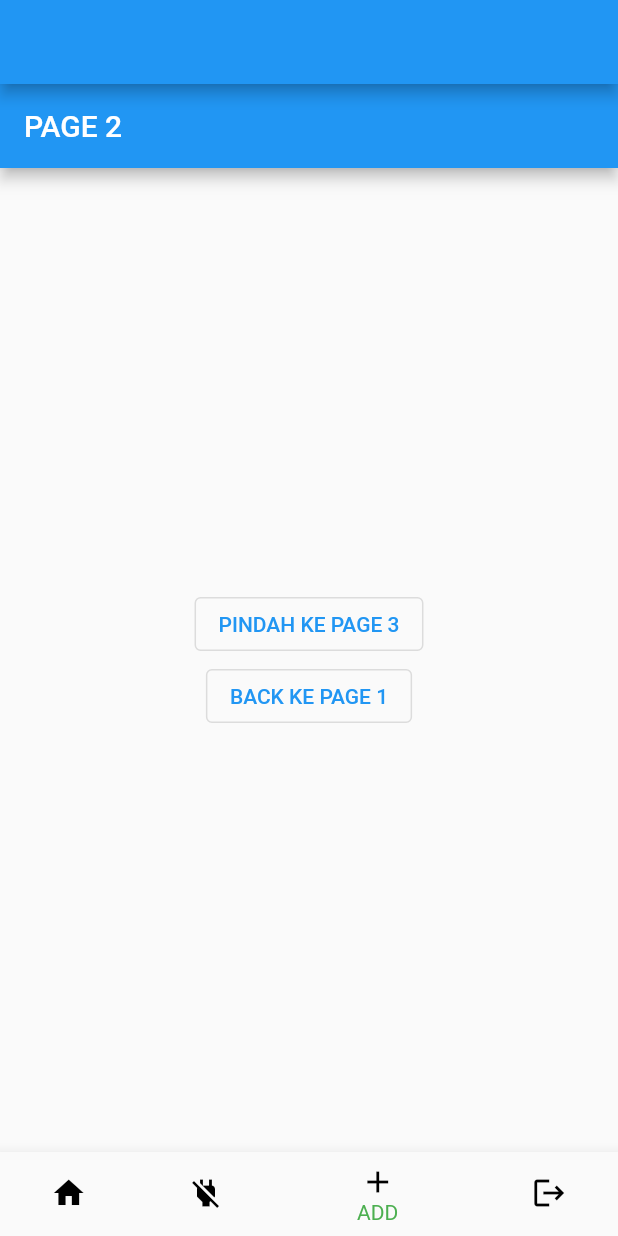
After one commit to kuldii/instagram_bootcamp, a Flutter app: the screen it shows after launch, item 3 of the bottom bar chosen, on a phone screen of 412 x 824 dp. The commit adds this screen. Run offline on Flutter 3.47's test engine with Material 2 defaults, Android fonts, the phone set to English and light mode, and no system bars; our stand-ins replace dropdown_search, get.

Commit message:
End of Commit

```diff
--- a/lib/main.dart
+++ b/lib/main.dart
@@ -1,9 +1,14 @@
+import 'package:dropdown_search/dropdown_search.dart';
 import 'package:flutter/material.dart';
 import 'package:get/get.dart';
 
 import './color.dart';
 import './widgets/profile_info.dart';
 import './controllers/ig_controller.dart';
+
+import './pages/page_1.dart';
+import './pages/page_2.dart';
+import './pages/page_3.dart';
 
 void main() {
   runApp(const MyApp());
@@ -14,8 +19,172 @@ class MyApp extends StatelessWidget {
 
   @override
   Widget build(BuildContext context) {
-    return MaterialApp(
-      home: HomePage(),
+    return GetMaterialApp(
+      home: DropDownPage(),
+      routes: {
+        PageSatu.routeName: (context) => PageSatu(),
+        PageDua.routeName: (context) => PageDua(),
+        PageTiga.routeName: (context) => PageTiga(),
+      },
+    );
+  }
+}
+
+class DropDownPage extends StatefulWidget {
+  const DropDownPage({Key? key}) : super(key: key);
+
+  @override
+  State<DropDownPage> createState() => _DropDownPageState();
+}
+
+class _DropDownPageState extends State<DropDownPage> {
+  int _selectedIndex = 0;
+
+  void _onItemTapped(int index) {
+    setState(() {
+      _selectedIndex = index;
+    });
+  }
+
+  List<Widget> _widgetOptions = [
+    Center(
+      child: Padding(
+        padding: const EdgeInsets.all(20),
+        child: DropdownSearch(
+          mode: Mode.MENU,
+          showClearButton: true,
+          items: ["Sumanto", "Panjul", "Tugimin"],
+          onChanged: (value) {},
+        ),
+      ),
+    ),
+    PageSatu(),
+    PageDua(),
+    PageTiga(),
+  ];
+
+  @override
+  Widget build(BuildContext context) {
+    return Scaffold(
+      appBar: AppBar(),
+      body: _widgetOptions.elementAt(_selectedIndex),
+      bottomNavigationBar: BottomNavigationBar(
+        backgroundColor: Colors.blue,
+        fixedColor: Colors.green,
+        currentIndex: _selectedIndex,
+        items: [
+          BottomNavigationBarItem(
+            icon: Icon(
+              Icons.home,
+              color: appBlack,
+            ),
+            label: "HOME",
+          ),
+          BottomNavigationBarItem(
+            icon: Icon(
+              Icons.power_off,
+              color: appBlack,
+            ),
+            label: "POWER",
+          ),
+          BottomNavigationBarItem(
+            icon: Icon(
+              Icons.add,
+              color: appBlack,
+            ),
+            label: "ADD",
+          ),
+          BottomNavigationBarItem(
+            icon: Icon(
+              Icons.logout,
+              color: appBlack,
+            ),
+            label: "LOGOUT",
+          ),
+        ],
+        onTap: (value) => _onItemTapped(value),
+      ),
+    );
+  }
+}
+
+class DrawerPage extends StatelessWidget {
+  const DrawerPage({Key? key}) : super(key: key);
+
+  @override
+  Widget build(BuildContext context) {
+    return Scaffold(
+      appBar: AppBar(
+        title: Text("DRAWER"),
+      ),
+      drawer: Drawer(
+        child: SafeArea(
+          child: ListView(
+            children: <Widget>[
+              DrawerHeader(
+                child: Container(
+                  color: Colors.amber,
+                ),
+              ),
+              const Text('This is \n\n\n\n\n\n\nthe Drawer'),
+              ElevatedButton(
+                onPressed: () {},
+                child: const Text('Close Drawer'),
+              ),
+              const Text('This is \n\n\n\n\n\n\nthe Drawer'),
+              ElevatedButton(
+                onPressed: () {},
+                child: const Text('Close Drawer'),
+              ),
+              const Text('This is \n\n\n\n\n\n\nthe Drawer'),
+              ElevatedButton(
+                onPressed: () {},
+                child: const Text('Close Drawer'),
+              ),
+              const Text('This is \n\n\n\n\n\n\nthe Drawer'),
+              ElevatedButton(
+                onPressed: () {},
+                child: const Text('Close Drawer'),
+              ),
+              const Text('This is \n\n\n\n\n\n\nthe Drawer'),
+              ElevatedButton(
+                onPressed: () {},
+                child: const Text('Close Drawer'),
+              ),
+              const Text('This is \n\n\n\n\n\n\nthe Drawer'),
+              ElevatedButton(
+                onPressed: () {},
+                child: const Text('Close Drawer'),
+              ),
+              const Text('This is \n\n\n\n\n\n\nthe Drawer'),
+              ElevatedButton(
+                onPressed: () {},
+                child: const Text('Close Drawer'),
+              ),
+              const Text('This is \n\n\n\n\n\n\nthe Drawer'),
+              ElevatedButton(
+                onPressed: () {},
+                child: const Text('Close Drawer'),
+              ),
+              const Text('This is \n\n\n\n\n\n\nthe Drawer'),
+              ElevatedButton(
+                onPressed: () {},
+                child: const Text('Close Drawer'),
+              ),
+              const Text('This is \n\n\n\n\n\n\nthe Drawer'),
+              ElevatedButton(
+                onPressed: () {},
+                child: const Text('Close Drawer'),
+              ),
+              const Text('This is \n\n\n\n\n\n\nthe Drawer'),
+              ElevatedButton(
+                onPressed: () {},
+                child: const Text('Close Drawer'),
+              ),
+            ],
+          ),
+        ),
+      ),
     );
   }
 }
--- /dev/null
+++ b/lib/pages/page_2.dart
@@ -0,0 +1,47 @@
+import 'package:flutter/material.dart';
+
+import './page_3.dart';
+
+class PageDua extends StatelessWidget {
+  const PageDua({Key? key}) : super(key: key);
+
+  static const routeName = "page_dua";
+
+  @override
+  Widget build(BuildContext context) {
+    return Scaffold(
+      appBar: AppBar(
+        title: Text("PAGE 2"),
+      ),
+      body: Center(
+        child: Column(
+          mainAxisAlignment: MainAxisAlignment.center,
+          children: [
+            OutlinedButton(
+              onPressed: () {
+                // Navigator.of(context).push(
+                //   MaterialPageRoute(
+                //     builder: (context) => PageTiga(),
+                //   ),
+                // );
+                Navigator.of(context).pushNamed(PageTiga.routeName);
+              },
+              child: Text(
+                "PINDAH KE PAGE 3",
+              ),
+            ),
+            OutlinedButton(
+              onPressed: () {
+                Navigator.of(context).pop();
+                // Navigator.pop(context);
+              },
+              child: Text(
+                "BACK KE PAGE 1",
+              ),
+            ),
+          ],
+        ),
+      ),
+    );
+  }
+}
--- a/pubspec.yaml
+++ b/pubspec.yaml
@@ -28,6 +28,7 @@ environment:
 # versions available, run `flutter pub outdated`.
 dependencies:
   get: ^4.3.8
+  dropdown_search: ^2.0.1
   flutter:
     sdk: flutter
 
```
Also changed, not shown: lib/pages/page_1.dart (added, +31 -0 lines), lib/pages/page_3.dart (added, +27 -0 lines), pubspec.lock.
